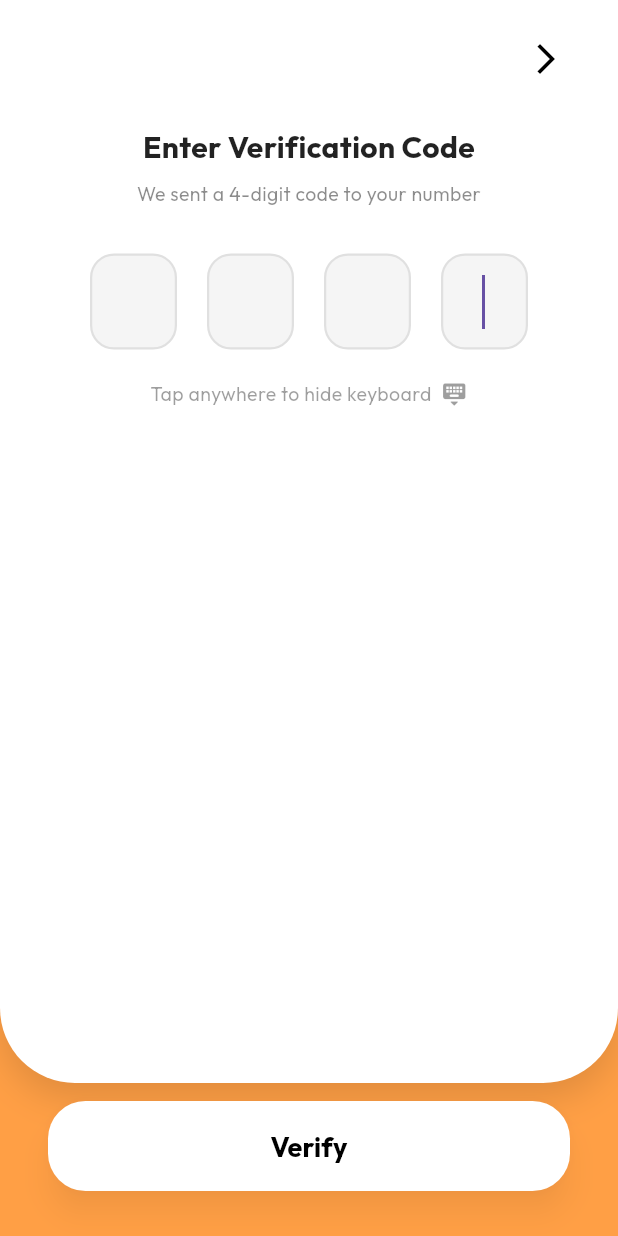
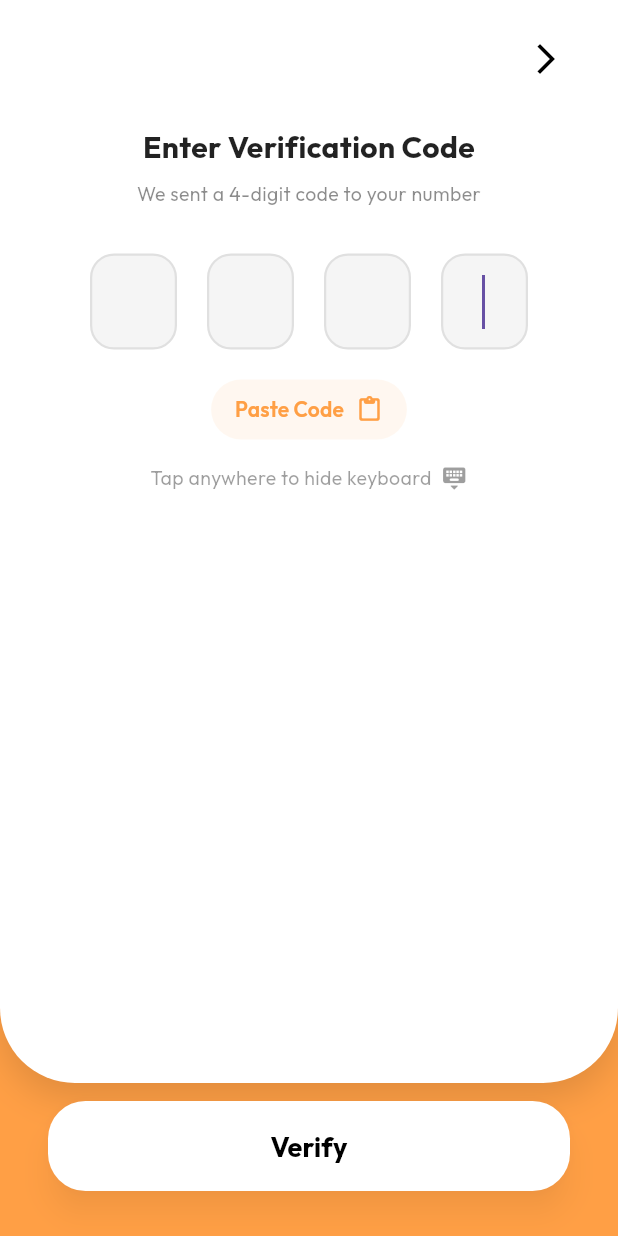
Before and after one commit to aashirafaq2-lgtm/yalla-passenger, a Flutter app: the PassengerOtpScreen screen opened directly, on a phone screen of 412 x 824 dp. Run offline on Flutter 3.47's test engine with Material 3 defaults, Android fonts, the phone set to English and light mode, and no system bars; our stand-ins replace animate_do, audioplayers, dio, file_picker, firebase_core, firebase_messaging and 11 more; accounts and stored records are empty; network calls fail.

Commit message:
fix: enhance OTP verification screen with auto-backward delete and copy-paste support

```diff
--- a/lib/features/auth/presentation/passenger_otp_screen.dart
+++ b/lib/features/auth/presentation/passenger_otp_screen.dart
@@ -69,16 +69,40 @@ class _PassengerOtpScreenState extends State<PassengerOtpScreen> {
     }
   }
 
+  Future<void> _pasteFromClipboard() async {
+    try {
+      final data = await Clipboard.getData(Clipboard.kTextPlain);
+      final text = data?.text ?? '';
+      final digits = text.replaceAll(RegExp(r'\D'), '');
+      if (digits.isNotEmpty) {
+        for (int i = 0; i < _otpLength && i < digits.length; i++) {
+          _controllers[i].text = digits[i];
+        }
+        setState(() {});
+        if (_otp.length == _otpLength) {
+          _dismissKeyboard();
+          _verify();
+        } else if (digits.length < _otpLength) {
+          _focusNodes[digits.length].requestFocus();
+        }
+      }
+    } catch (_) {}
+  }
+
   void _onOtpChanged(String val, int index) {
     if (val.length > 1) {
       final digits = val.replaceAll(RegExp(r'\D'), '');
       for (int i = 0; i < _otpLength && i < digits.length; i++) {
         _controllers[i].text = digits[i];
       }
-      final nextFocus = digits.length < _otpLength ? digits.length : _otpLength - 1;
-      _focusNodes[nextFocus].requestFocus();
       setState(() {});
-      if (_otp.length == _otpLength) _verify();
+      if (_otp.length == _otpLength) {
+        _dismissKeyboard();
+        _verify();
+      } else {
+        final nextFocus = digits.length < _otpLength ? digits.length : _otpLength - 1;
+        _focusNodes[nextFocus].requestFocus();
+      }
       return;
     }
 
@@ -89,7 +113,12 @@ class _PassengerOtpScreenState extends State<PassengerOtpScreen> {
         _dismissKeyboard();
         if (_otp.length == _otpLength) _verify();
       }
+    } else {
+      if (index > 0) {
+        _focusNodes[index - 1].requestFocus();
+      }
     }
+    setState(() {});
   }
 
   KeyEventResult _onKeyEvent(FocusNode node, KeyEvent event, int index) {
@@ -99,6 +128,7 @@ class _PassengerOtpScreenState extends State<PassengerOtpScreen> {
         index > 0) {
       _controllers[index - 1].clear();
       _focusNodes[index - 1].requestFocus();
+      setState(() {});
       return KeyEventResult.handled;
     }
     return KeyEventResult.ignored;
@@ -192,8 +222,28 @@ class _PassengerOtpScreenState extends State<PassengerOtpScreen> {
                                       }),
                                     ),
                                   ),
-                                  const SizedBox(height: 20),
-                                  GestureDetector(
+                                  const SizedBox(height: 16),
+                                   TextButton.icon(
+                                     onPressed: _pasteFromClipboard,
+                                     icon: const Icon(Icons.content_paste_rounded, size: 18, color: AppColors.primaryOrange),
+                                     label: const Text(
+                                       'Paste Code',
+                                       style: TextStyle(
+                                         fontSize: 14,
+                                         fontWeight: FontWeight.w600,
+                                         color: AppColors.primaryOrange,
+                                       ),
+                                     ),
+                                     style: TextButton.styleFrom(
+                                       backgroundColor: AppColors.primaryOrange.withOpacity(0.08),
+                                       padding: const EdgeInsets.symmetric(horizontal: 16, vertical: 8),
+                                       shape: RoundedRectangleBorder(
+                                         borderRadius: BorderRadius.circular(20),
+                                       ),
+                                     ),
+                                   ),
+                                   const SizedBox(height: 12),
+                                   GestureDetector(
                                     onTap: _dismissKeyboard,
                                     child: const Row(
                                       mainAxisAlignment: MainAxisAlignment.center,
@@ -319,8 +369,12 @@ class _OtpBox extends StatelessWidget {
             focusNode: focusNode,
             textAlign: TextAlign.center,
             keyboardType: TextInputType.number,
-            maxLength: 1,
-            inputFormatters: [FilteringTextInputFormatter.digitsOnly],
+            maxLength: 4,
+            enableInteractiveSelection: true,
+            inputFormatters: [
+              FilteringTextInputFormatter.digitsOnly,
+              LengthLimitingTextInputFormatter(4),
+            ],
             style: const TextStyle(
               fontSize: 24,
               fontWeight: FontWeight.bold,
```
